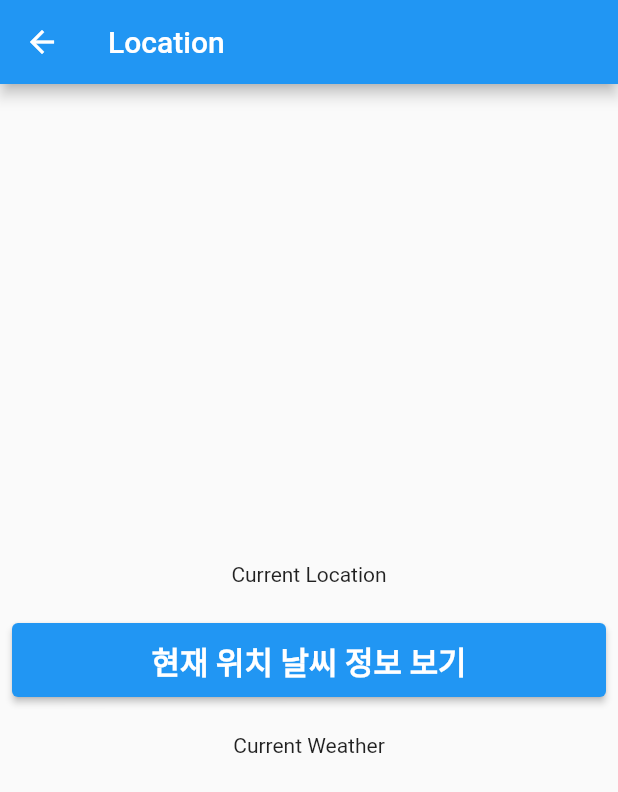
After one commit to kyungsnim/foundation, a Flutter app: the screen it shows once a user with an empty profile is signed in, after a tap on "위치/날씨 정보", on a phone screen of 412 x 824 dp. The commit adds this screen. Shown: the top 792 px of the screen. Run offline on Flutter 3.47's test engine with Material 2 defaults, Android fonts, the phone set to English and light mode, and no system bars; our stand-ins replace cloud_firestore, csv, expandable, firebase_auth, firebase_core, flutter_secure_storage and 6 more; accounts and stored records are empty.

Commit message:
### 2021.08.25 - 위치정보 얻어와서 해당지역 날씨정보 구하기

```diff
--- a/lib/constants/app_routes.dart
+++ b/lib/constants/app_routes.dart
@@ -14,5 +14,7 @@ class AppRoutes {
     GetPage(name: '/add_notice', page: () => AddNotice()),
     GetPage(name: '/phone_auth', page: () => PhoneAuth()),
     GetPage(name: '/chat_room', page: () => ChatRoom()),
+    GetPage(name: '/my_location', page: () => MyLocation()),
+    GetPage(name: '/research', page: () => Research()),
   ];
 }
--- a/lib/constants/globals.dart
+++ b/lib/constants/globals.dart
@@ -1,4 +1,6 @@
 import 'package:foundation/models/menu_option_model.dart';
+
+const MY_WEATHER_API_KEY = '4d427c83fba12042eef81fb325f88b12';
 
 class Globals {
   static final String defaultLanguage = 'en';
--- a/lib/controller/controllers.dart
+++ b/lib/controller/controllers.dart
@@ -3,3 +3,4 @@ export 'language_controller.dart';
 export 'theme_controller.dart';
 export 'chat_controller.dart';
 export 'notice_controller.dart';
+export 'geo_controller.dart';
--- /dev/null
+++ b/lib/controller/geo_controller.dart
@@ -0,0 +1,26 @@
+import 'package:foundation/constants/constants.dart';
+import 'package:geolocator/geolocator.dart';
+import 'package:get/get.dart';
+import 'package:weather/weather.dart';
+
+class GeoController extends GetxController {
+  static GeoController to = Get.find();
+
+  Position? position;
+  WeatherFactory wf = WeatherFactory(MY_WEATHER_API_KEY, language: Language.KOREAN);
+  Weather? w;
+  String cityName = '';
+
+  getCurrentPosition() async {
+    Geolocator.getCurrentPosition(
+        desiredAccuracy: LocationAccuracy.high).then((val) {
+      position = val;
+      update();
+    });
+  }
+
+  getCurrentWeatherByLocation(lat, lon) async {
+    w = await wf.currentWeatherByLocation(lat, lon);
+    update();
+  }
+}
--- a/lib/main.dart
+++ b/lib/main.dart
@@ -28,6 +28,7 @@ class MyApp extends StatelessWidget {
         Get.put(AuthController());
         Get.put(ChatController());
         Get.put(NoticeController());
+        Get.put(GeoController());
       }),
       title: 'Flutter Demo',
       theme: ThemeData.dark(),
--- a/lib/views/home.dart
+++ b/lib/views/home.dart
@@ -44,6 +44,10 @@ class Home extends StatelessWidget {
                           FormVerticalSpace(),
                           PrimaryButton(labelText: '문의 사항', onPressed: () => Get.toNamed('chat_room'),),
                           FormVerticalSpace(),
+                          PrimaryButton(labelText: '위치/날씨 정보', onPressed: () => Get.toNamed('my_location'),),
+                          FormVerticalSpace(),
+                          PrimaryButton(labelText: '설문 조사', onPressed: () => Get.toNamed('research'),),
+                          FormVerticalSpace(),
                           LabelButton(
                             labelText: '테마변경',
                             onPressed: () async {
--- /dev/null
+++ b/lib/views/my_location.dart
@@ -0,0 +1,61 @@
+import 'package:flutter/material.dart';
+import 'package:foundation/controller/controllers.dart';
+import 'package:foundation/widgets/widgets.dart';
+
+import 'package:get/get.dart';
+
+class MyLocation extends StatelessWidget {
+  GeoController geoController = GeoController.to;
+  @override
+  Widget build(BuildContext context) {
+    geoController.getCurrentPosition();
+    return GetBuilder<GeoController>(
+        builder: (_) {
+          return Scaffold(
+              appBar: AppBar(
+                title: Text('Location'),
+              ),
+              body: Padding(
+                padding: const EdgeInsets.symmetric(horizontal: 8.0),
+                child: Center(child: Column(
+                  crossAxisAlignment: CrossAxisAlignment.center,
+                  mainAxisAlignment: MainAxisAlignment.center,
+                  children: [
+                    Text('Current Location'),
+                    geoController.position == null ? SizedBox() : Text(geoController.position!.latitude.toString()),
+                    geoController.position == null ? SizedBox() : Text(geoController.position!.longitude.toString()),
+                    FormVerticalSpace(),
+                    PrimaryButton(labelText: '현재 위치 날씨 정보 보기', onPressed: () {
+                      geoController.getCurrentWeatherByLocation(geoController.position!.latitude, geoController.position!.longitude);
+
+                    }),
+                    FormVerticalSpace(),
+                    Text('Current Weather'),
+                    geoController.w == null ? SizedBox() : Text('rainLastHour : ${geoController.w!.rainLastHour.toString()}'),
+                    geoController.w == null ? SizedBox() : Text('rainLast3Hours : ${geoController.w!.rainLast3Hours.toString()}'),
+                    geoController.w == null ? SizedBox() : Text('areaName : ${geoController.w!.areaName.toString()}'),
+                    geoController.w == null ? SizedBox() : Text('cloudiness : ${geoController.w!.cloudiness.toString()}'),
+                    geoController.w == null ? SizedBox() : Text('country: ${geoController.w!.country.toString()}'),
+                    geoController.w == null ? SizedBox() : Text('date : ${geoController.w!.date.toString()}'),
+                    geoController.w == null ? SizedBox() : Text('humidity : ${geoController.w!.humidity.toString()}'),
+                    geoController.w == null ? SizedBox() : Text('pressure : ${geoController.w!.pressure.toString()}'),
+                    geoController.w == null ? SizedBox() : Text('sunset : ${geoController.w!.sunset.toString()}'),
+                    geoController.w == null ? SizedBox() : Text('sunrise: ${geoController.w!.sunrise.toString()}'),
+                    geoController.w == null ? SizedBox() : Text('weatherDescription : ${geoController.w!.weatherDescription.toString()}'),
+                    geoController.w == null ? SizedBox() : Text('windSpeed: ${geoController.w!.windSpeed.toString()}'),
+                    geoController.w == null ? SizedBox() : Text('windDegree : ${geoController.w!.windDegree.toString()}'),
+                    geoController.w == null ? SizedBox() : Text('weatherMain: ${geoController.w!.weatherMain.toString()}'),
+                    geoController.w == null ? SizedBox() : Text('windGust : ${geoController.w!.windGust.toString()}'),
+                    geoController.w == null ? SizedBox() : Text('temperature: ${geoController.w!.temperature.toString()}'),
+                    geoController.w == null ? SizedBox() : Text('tempFeelsLike: ${geoController.w!.tempFeelsLike.toString()}'),
+                    geoController.w == null ? SizedBox() : Text('tempMin: ${geoController.w!.tempMin.toString()}'),
+                    geoController.w == null ? SizedBox() : Text('tempMax: ${geoController.w!.tempMax.toString()}'),
+                    geoController.w == null ? SizedBox() : Text('snowLastHour : ${geoController.w!.snowLastHour.toString()}'),
+                    geoController.w == null ? SizedBox() : Text('snowLast3Hour: ${geoController.w!.snowLast3Hours.toString()}'),
+                  ],
+                )),
+              ));
+        }
+    );
+  }
+}
--- /dev/null
+++ b/lib/views/research.dart
@@ -0,0 +1,9 @@
+import 'package:flutter/material.dart';
+
+class Research extends StatelessWidget {
+
+  @override
+  Widget build(BuildContext context) {
+    return Container();
+  }
+}
--- a/lib/views/views.dart
+++ b/lib/views/views.dart
@@ -4,6 +4,10 @@ export 'sign_up.dart';
 export 'edit_info.dart';
 export 'phone_auth.dart';
 export 'chat_room.dart';
+export 'conversation_room.dart';
+export 'my_location.dart';
+export 'my_weather.dart';
 export 'basic_course.dart';
 export 'notice.dart';
 export 'add_notice.dart';
+export 'research.dart';
--- a/pubspec.yaml
+++ b/pubspec.yaml
@@ -26,6 +26,9 @@ dependencies:
 
   expandable: ^5.0.1 # 펼치기 기능
   loading_indicator: ^3.0.1 # loading icon
+  geolocator: ^7.4.0 # for get latitude, longitude
+  geocoding: ^2.0.0 # for get address with lat/lng
+  weather: ^2.0.1
   get: ^4.3.4
   get_storage: ^2.0.2
 #  toast:
```
Also changed, not shown: lib/views/my_weather.dart (added, +32 -0 lines), pubspec.lock, 4 other files.
